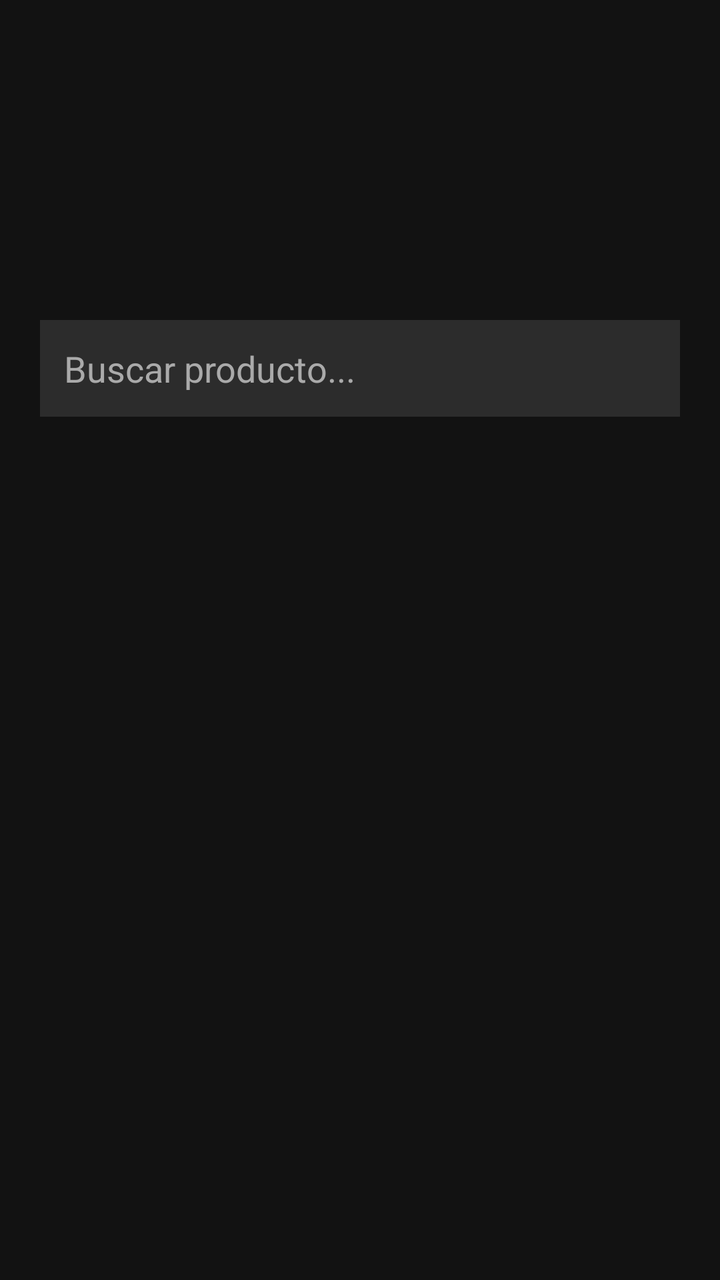
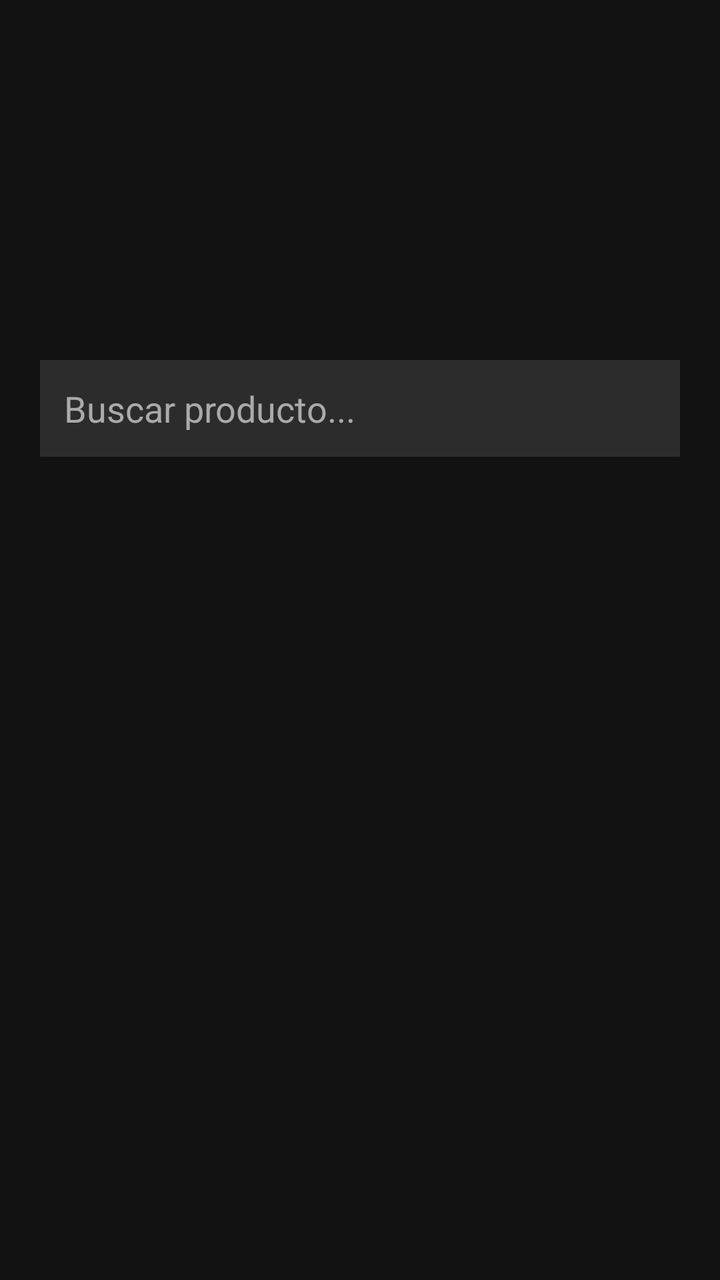

Compare the two renders of this Android layout. The source of the first and the diff that turns it into the second are given below.
<!-- AndroidManifest.xml: application theme Theme.Todo_barato -->
<!-- res/layout/activity_main.xml -->
<?xml version="1.0" encoding="utf-8"?>
<LinearLayout xmlns:android="http://schemas.android.com/apk/res/android"
    android:layout_width="match_parent"
    android:layout_height="match_parent"
    android:orientation="vertical"
    android:gravity="center_horizontal"
    android:padding="20dp"
    android:background="#121212">

    <ImageView
        android:id="@+id/imgGokuIntro"
        android:layout_width="120dp"
        android:layout_height="120dp"
        android:layout_marginTop="20dp"
        android:layout_marginBottom="20bp"
        android:scaleType="centerCrop"/>

    <EditText
        android:id="@+id/etBuscar"
        android:layout_width="match_parent"
        android:layout_height="wrap_content"
        android:hint="Buscar producto..."
        android:textColor="#FFFFFF"
        android:textColorHint="#AAAAAA"
        android:imeOptions="actionSearch"
        android:inputType="text"
        android:padding="12dp"
        android:background="#2C2C2C"
        android:layout_marginBottom="20dp"/>

    <TextView
        android:id="@+id/txtFacturaBox"
        android:layout_width="match_parent"
        android:layout_height="wrap_content"
        android:textColor="#FFFFFF"
        android:padding="12dp"
        android:visibility="gone"
        android:background="#1E1E1E"
        android:layout_marginBottom="10dp"/>

    <TextView
        android:id="@+id/txtBoletaBox"
        android:layout_width="match_parent"
        android:layout_height="wrap_content"
        android:textColor="#FFFFFF"
        android:padding="12dp"
        android:visibility="gone"
        android:background="#1E1E1E"/>

</LinearLayout>
<!-- resources referenced by this layout -->
<resources>
  <style name="Theme.Todo_barato" parent="Base.Theme.Todo_barato" />
  <style name="Base.Theme.Todo_barato" parent="Theme.Material3.DayNight.NoActionBar">
          
          
      </style>
</resources>

<!-- the commit's change to res/layout/activity_main.xml (unified diff, before → after) -->
@@ -12,7 +12,7 @@
         android:layout_width="120dp"
         android:layout_height="120dp"
         android:layout_marginTop="20dp"
-        android:layout_marginBottom="20bp"
+        android:layout_marginBottom="20dp"
         android:scaleType="centerCrop"/>
 
     <EditText
